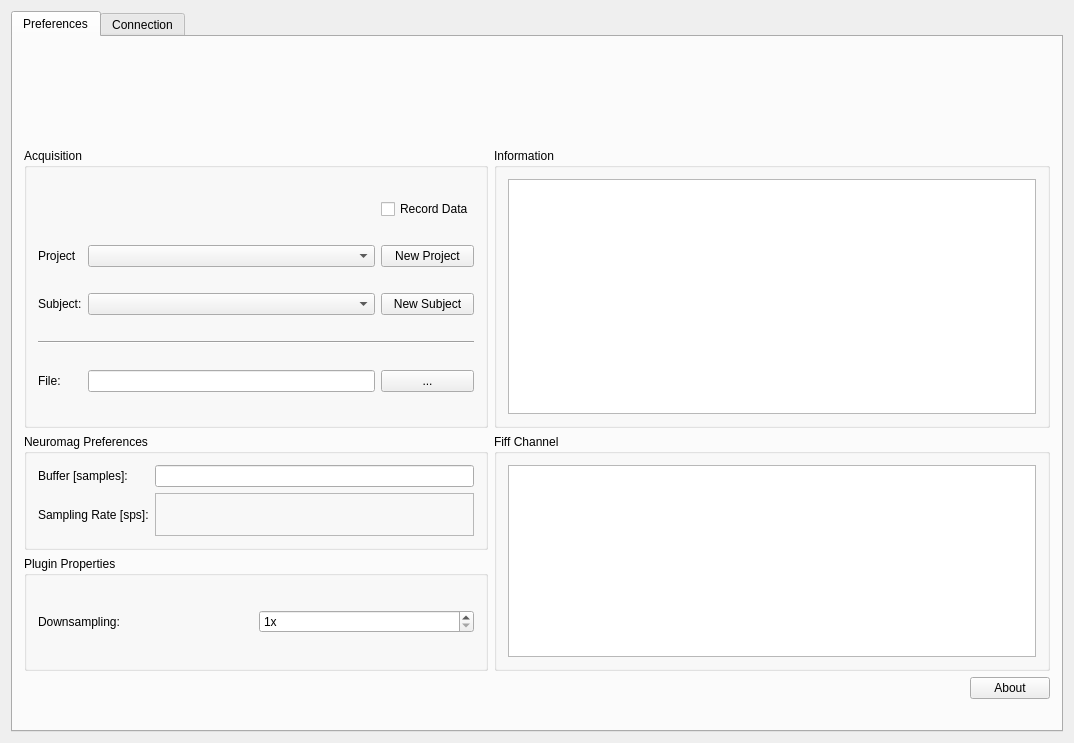
Qt form applications/mne_scan/plugins/neuromag/FormFiles/neuromagsetup.ui (mne-tools/mne-cpp) before a commit.
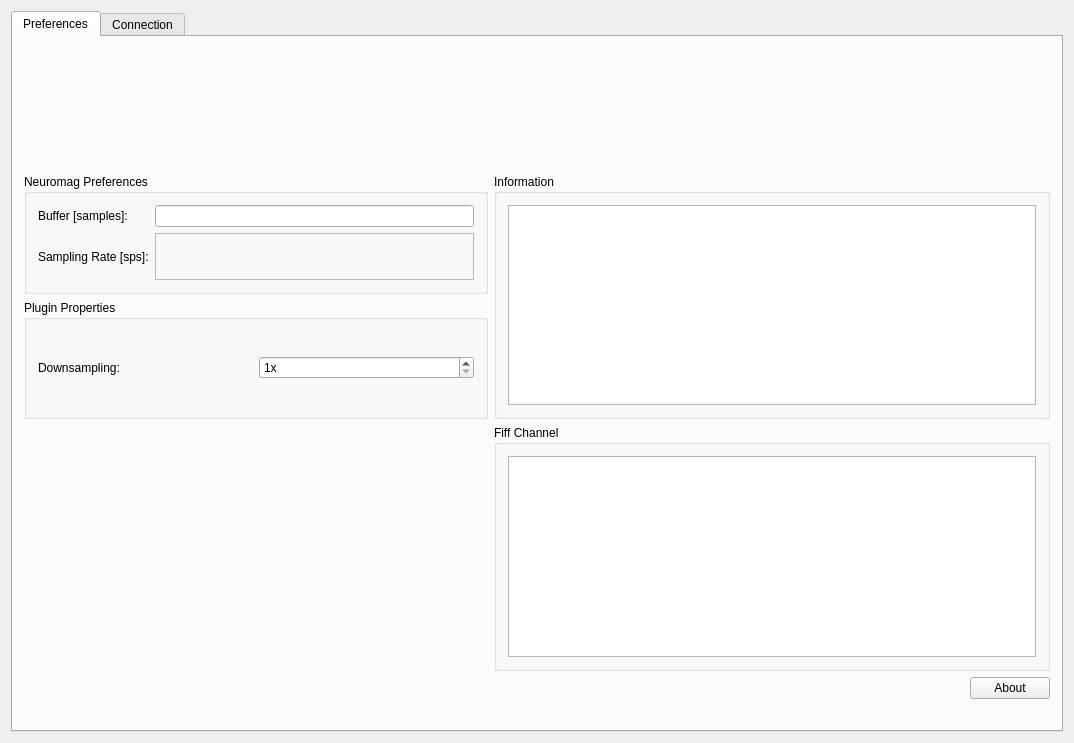
The same form after that commit. Icons and pictures are not drawn.

Commit message: [SC-132] Get rid of file writing GUI

Diff of the .ui file:
```diff
--- a/applications/mne_scan/plugins/neuromag/FormFiles/neuromagsetup.ui
+++ b/applications/mne_scan/plugins/neuromag/FormFiles/neuromagsetup.ui
@@ -26,7 +26,80 @@
       <layout class="QVBoxLayout" name="verticalLayout_2">
        <item>
         <layout class="QGridLayout" name="m_qGridLayout_main">
-         <item row="4" column="0">
+         <item row="0" column="2" colspan="2">
+          <widget class="QLabel" name="m_qLabelNeuromagImage">
+           <property name="text">
+            <string/>
+           </property>
+           <property name="pixmap">
+            <pixmap resource="../neuromag.qrc">:/images/neuromag.png</pixmap>
+           </property>
+          </widget>
+         </item>
+         <item row="3" column="1" rowspan="2" colspan="3">
+          <widget class="QGroupBox" name="m_qGroupBox_Channels">
+           <property name="title">
+            <string>Fiff Channel</string>
+           </property>
+           <layout class="QGridLayout" name="m_qGridLayout_Channel">
+            <item row="0" column="0">
+             <widget class="QColumnView" name="m_qColumnView_Channels"/>
+            </item>
+           </layout>
+          </widget>
+         </item>
+         <item row="5" column="3">
+          <widget class="QPushButton" name="m_qPushButton_About">
+           <property name="text">
+            <string>About</string>
+           </property>
+          </widget>
+         </item>
+         <item row="5" column="1" colspan="2">
+          <spacer name="m_qHorizontalSpacer_About">
+           <property name="orientation">
+            <enum>Qt::Horizontal</enum>
+           </property>
+           <property name="sizeHint" stdset="0">
+            <size>
+             <width>40</width>
+             <height>20</height>
+            </size>
+           </property>
+          </spacer>
+         </item>
+         <item row="1" column="1" rowspan="2" colspan="3">
+          <widget class="QGroupBox" name="m_qGroupBox_Information">
+           <property name="minimumSize">
+            <size>
+             <width>0</width>
+             <height>0</height>
+            </size>
+           </property>
+           <property name="title">
+            <string>Information</string>
+           </property>
+           <layout class="QGridLayout" name="m_qGridLayout_Information">
+            <item row="0" column="0">
+             <widget class="QTextBrowser" name="m_qTextBrowser_Information"/>
+            </item>
+           </layout>
+          </widget>
+         </item>
+         <item row="0" column="1">
+          <spacer name="m_qHorizontalSpacerTitle">
+           <property name="orientation">
+            <enum>Qt::Horizontal</enum>
+           </property>
+           <property name="sizeHint" stdset="0">
+            <size>
+             <width>40</width>
+             <height>20</height>
+            </size>
+           </property>
+          </spacer>
+         </item>
+         <item row="1" column="0">
           <widget class="QGroupBox" name="m_qGroupBox_MneRtClientProperties">
            <property name="title">
             <string>Neuromag Preferences</string>
@@ -75,7 +148,7 @@
            </layout>
           </widget>
          </item>
-         <item row="5" column="0">
+         <item row="2" column="0">
           <widget class="QGroupBox" name="m_qGroupBox_PluginProperties">
            <property name="sizePolicy">
             <sizepolicy hsizetype="Minimum" vsizetype="Minimum">
@@ -125,153 +198,6 @@
            </layout>
           </widget>
          </item>
-         <item row="1" column="0" rowspan="3">
-          <widget class="QGroupBox" name="m_qGroupBox_Acquisition">
-           <property name="title">
-            <string>Acquisition</string>
-           </property>
-           <layout class="QGridLayout" name="gridLayout">
-            <item row="6" column="2">
-             <widget class="QPushButton" name="m_qPushButton_FiffRecordFile">
-              <property name="text">
-               <string>...</string>
-              </property>
-             </widget>
-            </item>
-            <item row="4" column="0" colspan="3">
-             <widget class="Line" name="line_2">
-              <property name="orientation">
-               <enum>Qt::Horizontal</enum>
-              </property>
-             </widget>
-            </item>
-            <item row="3" column="0">
-             <widget class="QLabel" name="m_qLabel_SubjectDescription">
-              <property name="text">
-               <string>Subject:</string>
-              </property>
-             </widget>
-            </item>
-            <item row="3" column="1">
-             <widget class="QComboBox" name="m_qComboBox_SubjectSelection"/>
-            </item>
-            <item row="3" column="2">
-             <widget class="QPushButton" name="m_qPushButton_NewSubject">
-              <property name="text">
-               <string>New Subject</string>
-              </property>
-             </widget>
-            </item>
-            <item row="2" column="2">
-             <widget class="QPushButton" name="m_qPushButton_NewProject">
-              <property name="text">
-               <string>New Project</string>
-              </property>
-             </widget>
-            </item>
-            <item row="6" column="0">
-             <widget class="QLabel" name="label">
-              <property name="text">
-               <string>File:</string>
-              </property>
-             </widget>
-            </item>
-            <item row="6" column="1">
-             <widget class="QLineEdit" name="m_qLineEdit_FiffRecordFile"/>
-            </item>
-            <item row="2" column="1">
-             <widget class="QComboBox" name="m_qComboBox_ProjectSelection"/>
-            </item>
-            <item row="2" column="0">
-             <widget class="QLabel" name="m_qLabel_ProjectDescription">
-              <property name="text">
-               <string>Project</string>
-              </property>
-             </widget>
-            </item>
-            <item row="0" column="2">
-             <widget class="QCheckBox" name="m_qCheckBox_RecordData">
-              <property name="text">
-               <string>Record Data</string>
-              </property>
-             </widget>
-            </item>
-           </layout>
-          </widget>
-         </item>
-         <item row="0" column="2" colspan="2">
-          <widget class="QLabel" name="m_qLabelNeuromagImage">
-           <property name="text">
-            <string/>
-           </property>
-           <property name="pixmap">
-            <pixmap resource="../neuromag.qrc">:/images/neuromag.png</pixmap>
-           </property>
-          </widget>
-         </item>
-         <item row="4" column="1" rowspan="2" colspan="3">
-          <widget class="QGroupBox" name="m_qGroupBox_Channels">
-           <property name="title">
-            <string>Fiff Channel</string>
-           </property>
-           <layout class="QGridLayout" name="m_qGridLayout_Channel">
-            <item row="0" column="0">
-             <widget class="QColumnView" name="m_qColumnView_Channels"/>
-            </item>
-           </layout>
-          </widget>
-         </item>
-         <item row="6" column="3">
-          <widget class="QPushButton" name="m_qPushButton_About">
-           <property name="text">
-            <string>About</string>
-           </property>
-          </widget>
-         </item>
-         <item row="6" column="1" colspan="2">
-          <spacer name="m_qHorizontalSpacer_About">
-           <property name="orientation">
-            <enum>Qt::Horizontal</enum>
-           </property>
-           <property name="sizeHint" stdset="0">
-            <size>
-             <width>40</width>
-             <height>20</height>
-            </size>
-           </property>
-          </spacer>
-         </item>
-         <item row="1" column="1" rowspan="3" colspan="3">
-          <widget class="QGroupBox" name="m_qGroupBox_Information">
-           <property name="minimumSize">
-            <size>
-             <width>0</width>
-             <height>0</height>
-            </size>
-           </property>
-           <property name="title">
-            <string>Information</string>
-           </property>
-           <layout class="QGridLayout" name="m_qGridLayout_Information">
-            <item row="0" column="0">
-             <widget class="QTextBrowser" name="m_qTextBrowser_Information"/>
-            </item>
-           </layout>
-          </widget>
-         </item>
-         <item row="0" column="1">
-          <spacer name="m_qHorizontalSpacerTitle">
-           <property name="orientation">
-            <enum>Qt::Horizontal</enum>
-           </property>
-           <property name="sizeHint" stdset="0">
-            <size>
-             <width>40</width>
-             <height>20</height>
-            </size>
-           </property>
-          </spacer>
-         </item>
         </layout>
        </item>
        <item>
```
The commit also changes 2 other files.
